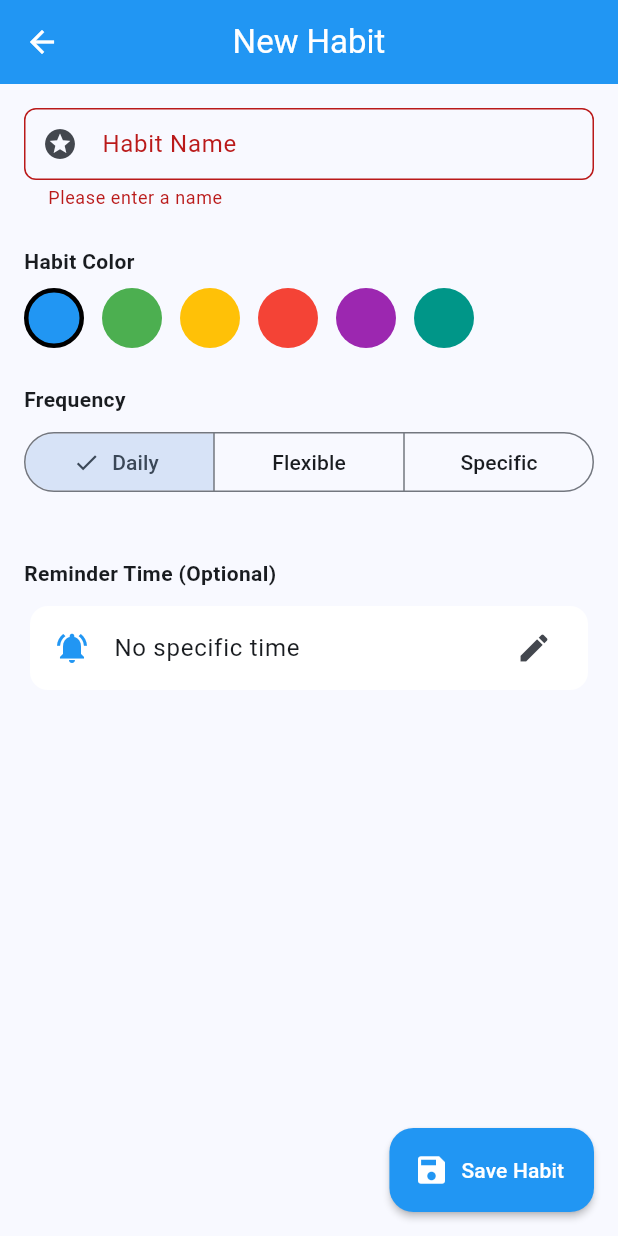
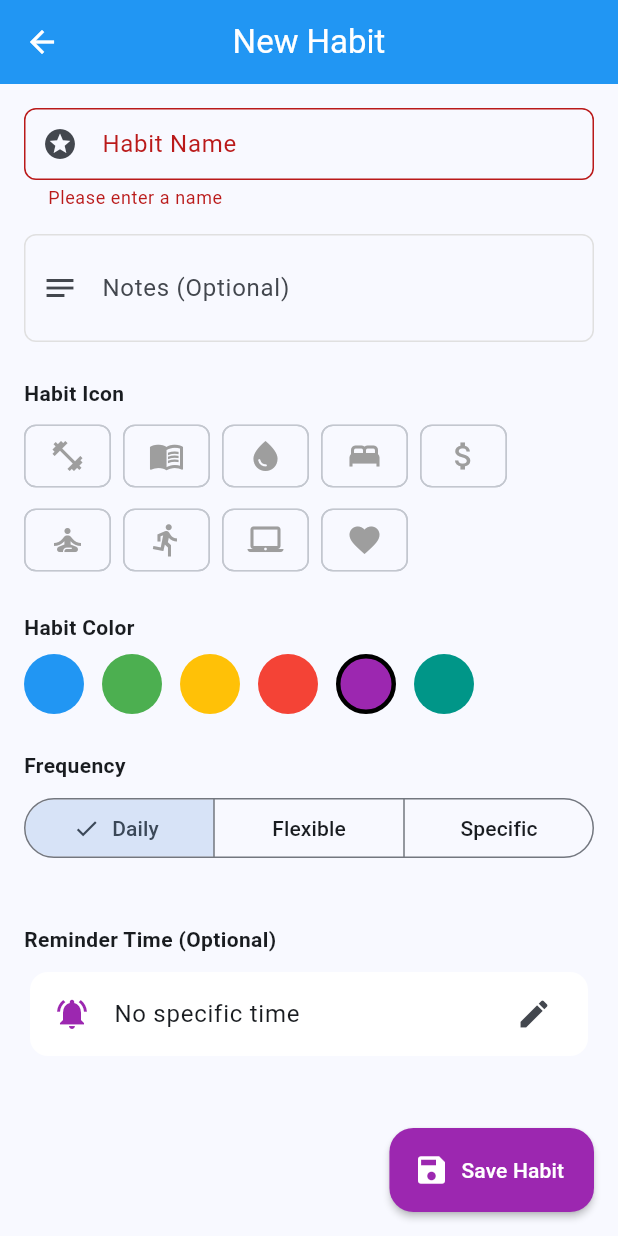
Before and after one commit to Benji377/Timety, a Flutter app: the HabitDetailScreen screen opened directly, after a tap on "Save Habit", on a phone screen of 412 x 824 dp. Run offline on Flutter 3.47's test engine with Material 3 defaults, Android fonts, the phone set to English and light mode, and no system bars; our stand-ins replace connectivity_plus, fl_chart, flutter_local_notifications, flutter_map, flutter_timezone, geolocator and 6 more; accounts and stored records are empty.

Commit message:
Added habit icons

```diff
--- a/lib/data/habit/habit_models.dart
+++ b/lib/data/habit/habit_models.dart
@@ -31,6 +31,8 @@ class Habit {
 
   @HiveField(7) final DateTime createdAt;
   @HiveField(8) int colorValue;
+  @HiveField(9) String? notes;
+  @HiveField(10) int? iconCodePoint;
 
   Habit({
     required this.id,
@@ -39,6 +41,8 @@ class Habit {
     this.targetDaysPerWeek,
     this.targetWeekdays,
     this.targetTimeMinutes,
+    this.notes,
+    this.iconCodePoint,
     List<DateTime>? completions,
     DateTime? createdAt,
     int? colorValue,
@@ -63,4 +67,6 @@ class Habit {
       targetTimeMinutes = time.hour * 60 + time.minute;
     }
   }
+
+  IconData? get iconData => iconCodePoint != null ? IconData(iconCodePoint!, fontFamily: 'MaterialIcons') : null;
 }
--- a/lib/screens/habit/habit_detail_screen.dart
+++ b/lib/screens/habit/habit_detail_screen.dart
@@ -17,10 +17,12 @@ class HabitDetailScreen extends StatefulWidget {
 class _HabitDetailScreenState extends State<HabitDetailScreen> {
   final _formKey = GlobalKey<FormState>();
   late TextEditingController _nameController;
+  late TextEditingController _notesController;
 
   HabitFrequency _frequency = HabitFrequency.daily;
-  Color _selectedColor = AppTheme.infoColor;
+  Color _selectedColor = AppTheme.typeHabitColor;
   TimeOfDay? _targetTime;
+  int? _selectedIconCode;
 
   // For Weekly Flexible
   int _targetDaysPerWeek = 3;
@@ -29,18 +31,25 @@ class _HabitDetailScreenState extends State<HabitDetailScreen> {
   Set<int> _selectedWeekdays = {1, 3, 5};
 
   final List<Color> _colorOptions = [
-    AppTheme.infoColor, AppTheme.successColor, AppTheme.warningColor,
-    AppTheme.errorColor, Colors.purple, Colors.teal
+    AppTheme.infoColor,
+    AppTheme.successColor,
+    AppTheme.warningColor,
+    AppTheme.errorColor,
+    Colors.purple,
+    Colors.teal,
   ];
 
   @override
   void initState() {
     super.initState();
     _nameController = TextEditingController(text: widget.habit?.name ?? '');
+    _notesController = TextEditingController(text: widget.habit?.notes ?? '');
+
     if (widget.habit != null) {
       _frequency = widget.habit!.frequency;
       _selectedColor = Color(widget.habit!.colorValue);
       _targetTime = widget.habit!.targetTime;
+      _selectedIconCode = widget.habit!.iconCodePoint;
       _targetDaysPerWeek = widget.habit!.targetDaysPerWeek ?? 3;
       if (widget.habit!.targetWeekdays != null) {
         _selectedWeekdays = widget.habit!.targetWeekdays!.toSet();
@@ -51,6 +60,7 @@ class _HabitDetailScreenState extends State<HabitDetailScreen> {
   @override
   void dispose() {
     _nameController.dispose();
+    _notesController.dispose();
     super.dispose();
   }
 
@@ -58,7 +68,9 @@ class _HabitDetailScreenState extends State<HabitDetailScreen> {
     if (!_formKey.currentState!.validate()) return;
 
     if (_frequency == HabitFrequency.weeklyExact && _selectedWeekdays.isEmpty) {
-      ScaffoldMessenger.of(context).showSnackBar(const SnackBar(content: Text('Please select at least one day.')));
+      ScaffoldMessenger.of(context).showSnackBar(
+        const SnackBar(content: Text('Please select at least one day.')),
+      );
       return;
     }
 
@@ -67,8 +79,16 @@ class _HabitDetailScreenState extends State<HabitDetailScreen> {
       name: _nameController.text.trim(),
       frequency: _frequency,
       colorValue: _selectedColor.toARGB32(),
-      targetDaysPerWeek: _frequency == HabitFrequency.weeklyFlexible ? _targetDaysPerWeek : null,
-      targetWeekdays: _frequency == HabitFrequency.weeklyExact ? _selectedWeekdays.toList() : null,
+      notes: _notesController.text.trim().isEmpty
+          ? null
+          : _notesController.text.trim(),
+      iconCodePoint: _selectedIconCode,
+      targetDaysPerWeek: _frequency == HabitFrequency.weeklyFlexible
+          ? _targetDaysPerWeek
+          : null,
+      targetWeekdays: _frequency == HabitFrequency.weeklyExact
+          ? _selectedWeekdays.toList()
+          : null,
       completions: widget.habit?.completions,
       createdAt: widget.habit?.createdAt,
     )..setTargetTime(_targetTime);
@@ -98,25 +118,89 @@ class _HabitDetailScreenState extends State<HabitDetailScreen> {
                 hintText: 'e.g., Read 10 pages, Workout...',
                 prefixIcon: Icon(Icons.stars),
               ),
-              validator: (val) => val == null || val.trim().isEmpty ? 'Please enter a name' : null,
+              validator: (val) => val == null || val.trim().isEmpty
+                  ? 'Please enter a name'
+                  : null,
+            ),
+            const SizedBox(height: AppTheme.spaceLarge),
+
+            // --- NOTES ---
+            TextFormField(
+              controller: _notesController,
+              decoration: const InputDecoration(
+                labelText: 'Notes (Optional)',
+                hintText: 'Why are you building this habit?',
+                prefixIcon: Icon(Icons.notes),
+              ),
+              maxLines: 2,
             ),
             const SizedBox(height: AppTheme.spaceXLarge),
 
+            // --- ICON PICKER ---
+            const Text(
+              "Habit Icon",
+              style: TextStyle(fontWeight: AppTheme.fwBold),
+            ),
+            const SizedBox(height: AppTheme.spaceSmall),
+            Wrap(
+              spacing: 8,
+              runSpacing: 8,
+              children:
+                  [
+                    Icons.fitness_center,
+                    Icons.menu_book,
+                    Icons.water_drop,
+                    Icons.bed,
+                    Icons.attach_money,
+                    Icons.self_improvement,
+                    Icons.directions_run,
+                    Icons.laptop_mac,
+                    Icons.favorite,
+                  ].map((icon) {
+                    final isSelected = _selectedIconCode == icon.codePoint;
+                    return ChoiceChip(
+                      label: Icon(
+                        icon,
+                        color: isSelected ? _selectedColor : Colors.grey,
+                      ),
+                      selected: isSelected,
+                      selectedColor: _selectedColor.withValues(alpha: 0.2),
+                      onSelected: (selected) => setState(
+                        () => _selectedIconCode = selected
+                            ? icon.codePoint
+                            : null,
+                      ),
+                    );
+                  }).toList(),
+            ),
+
+            const SizedBox(height: AppTheme.spaceXLarge),
+
             // --- COLOR PICKER ---
-            const Text("Habit Color", style: TextStyle(fontWeight: AppTheme.fwBold)),
+            const Text(
+              "Habit Color",
+              style: TextStyle(fontWeight: AppTheme.fwBold),
+            ),
             const SizedBox(height: AppTheme.spaceSmall),
             Wrap(
               spacing: AppTheme.spaceMedium,
               children: _colorOptions.map((color) {
-                final isSelected = _selectedColor.toARGB32() == color.toARGB32();
+                final isSelected =
+                    _selectedColor.toARGB32() == color.toARGB32();
                 return GestureDetector(
                   onTap: () => setState(() => _selectedColor = color),
                   child: Container(
-                    width: 40, height: 40,
+                    width: 40,
+                    height: 40,
                     decoration: BoxDecoration(
                       color: color,
                       shape: BoxShape.circle,
-                      border: isSelected ? Border.all(color: isDark ? Colors.white : Colors.black, width: 3) : null,
+                      border: isSelected
+                          ? Border.all(
+                              color: isDark ? Colors.white : Colors.black,
+                              width: 3,
+                            )
+                          : null,
                     ),
                   ),
                 );
@@ -125,16 +209,29 @@ class _HabitDetailScreenState extends State<HabitDetailScreen> {
             const SizedBox(height: AppTheme.spaceXLarge),
 
             // --- FREQUENCY ---
-            const Text("Frequency", style: TextStyle(fontWeight: AppTheme.fwBold)),
+            const Text(
+              "Frequency",
+              style: TextStyle(fontWeight: AppTheme.fwBold),
+            ),
             const SizedBox(height: AppTheme.spaceSmall),
             SegmentedButton<HabitFrequency>(
               segments: const [
-                ButtonSegment(value: HabitFrequency.daily, label: Text("Daily")),
-                ButtonSegment(value: HabitFrequency.weeklyFlexible, label: Text("Flexible")),
-                ButtonSegment(value: HabitFrequency.weeklyExact, label: Text("Specific")),
+                ButtonSegment(
+                  value: HabitFrequency.daily,
+                  label: Text("Daily"),
+                ),
+                ButtonSegment(
+                  value: HabitFrequency.weeklyFlexible,
+                  label: Text("Flexible"),
+                ),
+                ButtonSegment(
+                  value: HabitFrequency.weeklyExact,
+                  label: Text("Specific"),
+                ),
               ],
               selected: {_frequency},
-              onSelectionChanged: (set) => setState(() => _frequency = set.first),
+              onSelectionChanged: (set) =>
+                  setState(() => _frequency = set.first),
             ),
             const SizedBox(height: AppTheme.spaceLarge),
 
@@ -145,17 +242,23 @@ class _HabitDetailScreenState extends State<HabitDetailScreen> {
                   padding: AppTheme.paddingCard,
                   child: Column(
                     children: [
-                      Text("Goal: $_targetDaysPerWeek days a week", style: const TextStyle(fontWeight: AppTheme.fwBold)),
+                      Text(
+                        "Goal: $_targetDaysPerWeek days a week",
+                        style: const TextStyle(fontWeight: AppTheme.fwBold),
+                      ),
                       Slider(
                         value: _targetDaysPerWeek.toDouble(),
-                        min: 1, max: 7, divisions: 6,
+                        min: 1,
+                        max: 7,
+                        divisions: 7,
                         activeColor: _selectedColor,
-                        onChanged: (val) => setState(() => _targetDaysPerWeek = val.toInt()),
+                        onChanged: (val) =>
+                            setState(() => _targetDaysPerWeek = val.toInt()),
                       ),
                     ],
                   ),
                 ),
-              )
+              ),
             ] else if (_frequency == HabitFrequency.weeklyExact) ...[
               Card(
                 child: Padding(
@@ -182,23 +285,40 @@ class _HabitDetailScreenState extends State<HabitDetailScreen> {
                     }).toList(),
                   ),
                 ),
-              )
+              ),
             ],
 
             const SizedBox(height: AppTheme.spaceXLarge),
 
             // --- TIME REMINDER ---
-            const Text("Reminder Time (Optional)", style: TextStyle(fontWeight: AppTheme.fwBold)),
+            const Text(
+              "Reminder Time (Optional)",
+              style: TextStyle(fontWeight: AppTheme.fwBold),
+            ),
             const SizedBox(height: AppTheme.spaceSmall),
             Card(
               child: ListTile(
-                leading: Icon(Icons.notifications_active, color: _selectedColor),
-                title: Text(_targetTime != null ? _targetTime!.format(context) : "No specific time"),
+                leading: Icon(
+                  Icons.notifications_active,
+                  color: _selectedColor,
+                ),
+                title: Text(
+                  _targetTime != null
+                      ? _targetTime!.format(context)
+                      : "No specific time",
+                ),
                 trailing: _targetTime != null
-                    ? IconButton(icon: const Icon(Icons.clear), onPressed: () => setState(() => _targetTime = null))
+                    ? IconButton(
+                        icon: const Icon(Icons.clear),
+                        onPressed: () => setState(() => _targetTime = null),
+                      )
                     : const Icon(Icons.edit),
                 onTap: () async {
-                  final time = await showTimePicker(context: context, initialTime: _targetTime ?? const TimeOfDay(hour: 8, minute: 0));
+                  final time = await showTimePicker(
+                    context: context,
+                    initialTime:
+                        _targetTime ?? const TimeOfDay(hour: 8, minute: 0),
+                  );
                   if (time != null) setState(() => _targetTime = time);
                 },
               ),
--- a/lib/screens/home_screen.dart
+++ b/lib/screens/home_screen.dart
@@ -148,13 +148,27 @@ class HomeScreen extends StatelessWidget {
           activeColor: color,
           onChanged: (_) => provider.toggleCompletionToday(habit),
         ),
-        title: Text(
+        title: Row(
+          children: [
+            if (habit.iconData != null) ...[
+              Icon(
+                habit.iconData,
+                size: 18,
+                color: isCompleted ? Colors.grey : color,
+              ),
+              const SizedBox(width: AppTheme.spaceSmall),
+            ],
+            Expanded(
+              child: Text(
                 habit.name,
                 style: TextStyle(
                   decoration: isCompleted ? TextDecoration.lineThrough : null,
                   color: isCompleted ? Colors.grey : null,
                   fontWeight: FontWeight.bold,
                 ),
+              ),
+            ),
+          ],
         ),
         subtitle: habit.targetTime != null
             ? Text(
--- a/lib/theme/app_theme.dart
+++ b/lib/theme/app_theme.dart
@@ -6,6 +6,11 @@ class AppTheme {
   static const Color errorColor = Colors.red;
   static const Color warningColor = Colors.amber;
   static const Color infoColor = Colors.blue;
+
+  // Types colors
+  static const Color typeTaskColor = Colors.blue;
+  static const Color typeHabitColor = Colors.purple;
+  static const Color typeFocusColor = Colors.green;
 
   // Phase type colors
   static const Color phaseFocusColor = Colors.blue;
```
Also changed, not shown: lib/screens/habit/habit_list_screen.dart (+129 -26 lines), lib/data/habit/habit_models.g.dart. Lines whose indentation alone changed are shown as unchanged.
